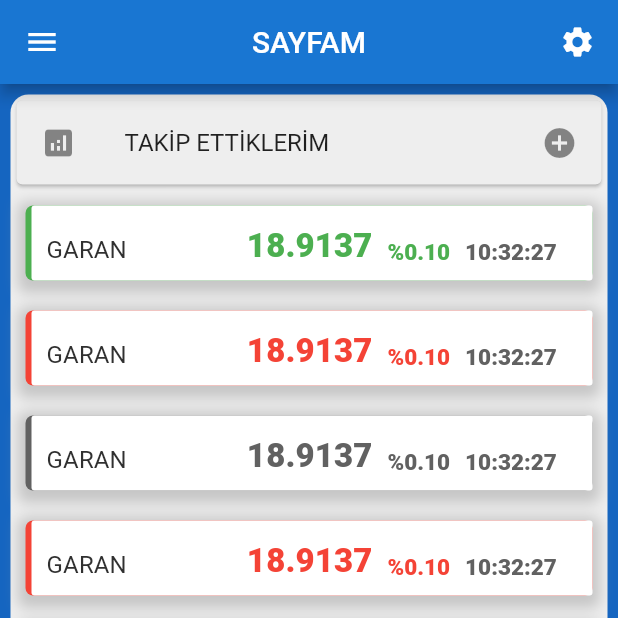
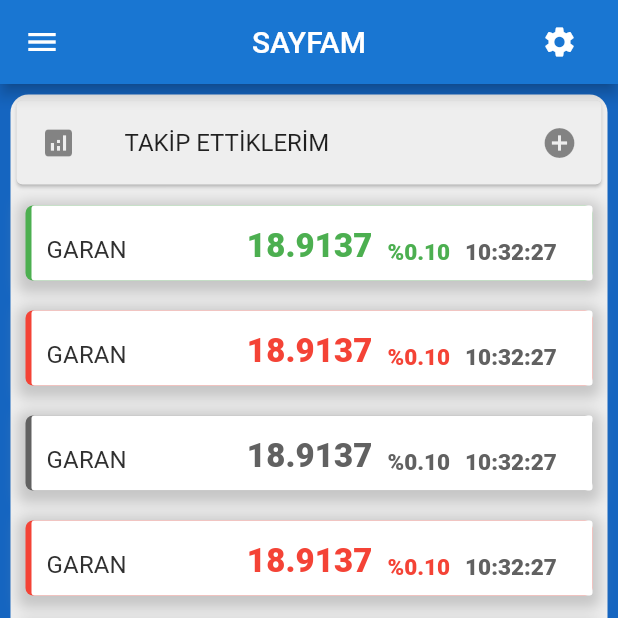
Before and after one commit to mrtagca/investExtraFlutter, a Flutter app: the MyPage screen opened by its route, on a phone screen of 412 x 824 dp, the top half of it. Run offline on Flutter 3.47's test engine with Material 2 defaults, Android fonts, the phone set to English and light mode, and no system bars; network calls fail.

Commit message:
sayfam ayarlar widget ı tamamlandı.

```diff
--- a/lib/components/menu/base/baseAppBar.dart
+++ b/lib/components/menu/base/baseAppBar.dart
@@ -2,7 +2,9 @@
 
 class BaseAppBar extends StatelessWidget implements PreferredSizeWidget {
   final Text title;
-  const BaseAppBar({super.key, required this.title});
+  final List<Widget>? actionWidgets;
+
+  const BaseAppBar({super.key, required this.title, this.actionWidgets});
 
   /// you can add more fields that meet your needs
 
@@ -12,12 +14,7 @@
       centerTitle: true,
       title: title,
       backgroundColor: Colors.blue[700],
-      actions: [
-        Padding(
-          padding: const EdgeInsets.only(right: 15.0),
-          child: Icon(Icons.settings),
-        )
-      ],
+      actions: actionWidgets,
     );
   }
 
--- a/lib/components/menu/menuDrawer.dart
+++ b/lib/components/menu/menuDrawer.dart
@@ -28,6 +28,11 @@
                 ),
               )),
           ListTile(
+            onTap: () => {Navigator.pushNamed(context, "/")},
+            leading: Icon(Icons.home),
+            title: Text("ANASAYFA"),
+          ),
+          ListTile(
             onTap: () => {Navigator.pushNamed(context, "myPage")},
             leading: Icon(Icons.person),
             title: Text("SAYFAM"),
--- a/lib/helpers/routeHelper.dart
+++ b/lib/helpers/routeHelper.dart
@@ -4,6 +4,7 @@
 import 'package:flutter/material.dart';
 import 'package:investextraqnb/home.dart';
 import 'package:investextraqnb/myPage.dart';
+import 'package:investextraqnb/myPageSettings.dart';
 
 class RouteGenerator {
   static Route<dynamic>? generateRoute(RouteSettings settings) {
@@ -26,6 +27,15 @@
               builder: (context) => MyPage(), settings: settings);
         }
         break;
+      case "myPageSettings":
+        if (Platform.isAndroid) {
+          return MaterialPageRoute(
+              builder: (context) => ReorderableExample(), settings: settings);
+        } else if (Platform.isIOS) {
+          return CupertinoPageRoute(
+              builder: (context) => ReorderableExample(), settings: settings);
+        }
+        break;
       default:
         return MaterialPageRoute(
             builder: (context) => Home(), settings: settings);
--- a/lib/myPage.dart
+++ b/lib/myPage.dart
@@ -14,7 +14,18 @@
   @override
   Widget build(BuildContext context) {
     return Scaffold(
-      appBar: BaseAppBar(title: Text("SAYFAM")),
+      appBar: BaseAppBar(
+        title: Text("SAYFAM"),
+        actionWidgets: [
+          Padding(
+            padding: const EdgeInsets.only(right: 15.0),
+            child: IconButton(
+                onPressed: () =>
+                    {Navigator.of(context).pushNamed("myPageSettings")},
+                icon: Icon(Icons.settings)),
+          )
+        ],
+      ),
       drawer: MenuDrawer(),
       body: Container(
         // height: 500,
--- a/pubspec.yaml
+++ b/pubspec.yaml
@@ -59,9 +59,8 @@
   uses-material-design: true
 
   # To add assets to your application, add an assets section, like this:
-  # assets:
-  #   - images/a_dot_burr.jpeg
-  #   - images/a_dot_ham.jpeg
+  assets:
+    - images/
 
   # An image asset can refer to one or more resolution-specific "variants", see
   # https://flutter.dev/assets-and-images/#resolution-aware
```
Also changed, not shown: lib/components/menu/base/baseSwitch.dart (added, +56 -0 lines), lib/myPageSettings.dart (added, +109 -0 lines), images/drag-drop-icon.png (added).
